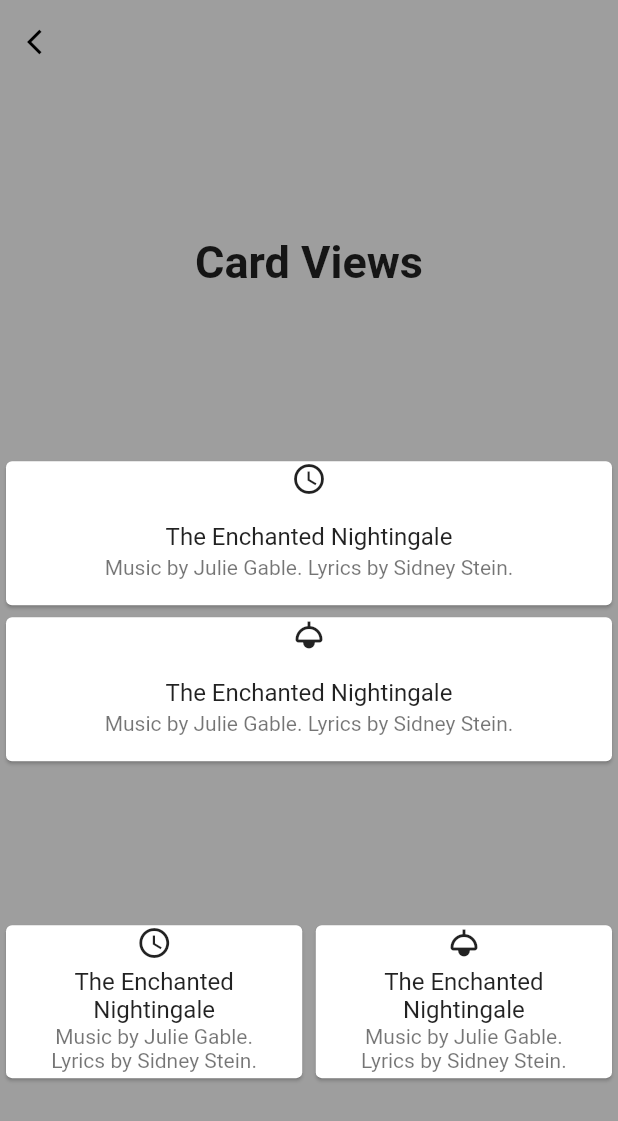
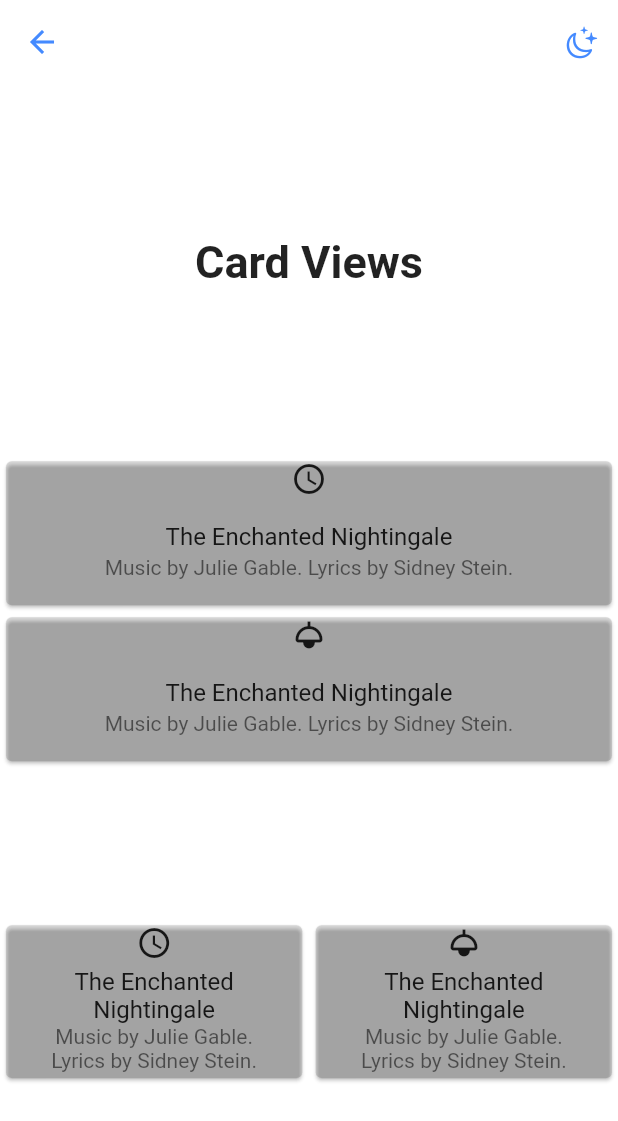
Before and after one commit to mohamed-abdelaziz721/flutter, a Flutter app: the CardView screen opened directly, after a tap on "Card Views", on a phone screen of 412 x 824 dp. Shown: the top 1121 px of the screen. Run offline on Flutter 3.47's test engine with Material 2 defaults, Android fonts, the phone set to English and light mode, and no system bars; our stand-ins replace animated_theme_switcher, image_picker, shared_preferences; accounts and stored records are empty.

Commit message:
finished shared preference on branch - Changed whole app design. [Added Dark Mode to be saved along with user pref].

```diff
--- a/lib/main.dart
+++ b/lib/main.dart
@@ -34,7 +34,7 @@ class MyApp extends StatelessWidget {
           debugShowCheckedModeBanner: false,
           theme: ThemeProvider.of(context),
           title: title,
-          home: const HomePage(),
+          home: HomePage(),
         ),
       ),
     );
--- a/lib/projects/layout_exercise/screens/cardview1.dart
+++ b/lib/projects/layout_exercise/screens/cardview1.dart
@@ -1,32 +1,34 @@
 import 'package:flutter/cupertino.dart';
 import 'package:flutter/material.dart';
-import 'package:flutter/services.dart';
 import 'package:sprints_naid_flutter/projects/layout_exercise/screens/h_v_cardviews1.dart';
+import 'package:sprints_naid_flutter/projects/page_navigation/model/user.dart';
+import 'package:sprints_naid_flutter/projects/page_navigation/utils/user_preferences.dart';
+import 'package:animated_theme_switcher/animated_theme_switcher.dart';
+import 'package:sprints_naid_flutter/projects/page_navigation/widgets/appbar_widget.dart';
 
-
-class CardView extends StatelessWidget {
+class CardView extends StatefulWidget {
   const CardView({Key? key}) : super(key: key);
 
   @override
-  Widget build(BuildContext context) {
-    return Scaffold(
-      resizeToAvoidBottomInset: false,
-      backgroundColor: Colors.white,
-      appBar: AppBar(
-        elevation: 0,
-        systemOverlayStyle: SystemUiOverlayStyle.light,
-        backgroundColor: Colors.white,
-        leading: IconButton(
-          onPressed: () {
-            Navigator.pop(context);
-          },
-          icon: const Icon(Icons.arrow_back_ios,
-            size: 20,
-            color: Colors.black,),
+  _CardView createState() => _CardView();
+}
 
 
-        ),
-      ),
+class _CardView extends State<CardView> {
+  late User user;
+
+  @override
+  void initState() {
+    super.initState();
+
+    user = UserPreferences.getUser();
+  }
+
+  @override
+  Widget build(BuildContext context) => ThemeSwitchingArea(
+    child: Builder(
+      builder: (context) => Scaffold(
+        appBar: buildAppBar(context),
         body: SizedBox(
           height: MediaQuery.of(context).size.height,
           width: double.infinity,
@@ -99,7 +101,7 @@ class CardView extends StatelessWidget {
             ],
           ),
         ),
+      ),
+    ),
   );
 }
-
-}
--- a/lib/projects/layout_exercise/screens/h_v_cardviews1.dart
+++ b/lib/projects/layout_exercise/screens/h_v_cardviews1.dart
@@ -1,33 +1,36 @@
 import 'package:flutter/cupertino.dart';
 import 'package:flutter/material.dart';
-import 'package:flutter/services.dart';
+import 'package:sprints_naid_flutter/projects/page_navigation/model/user.dart';
+import 'package:sprints_naid_flutter/projects/page_navigation/utils/user_preferences.dart';
+import 'package:sprints_naid_flutter/projects/page_navigation/widgets/appbar_widget.dart';
+import 'package:animated_theme_switcher/animated_theme_switcher.dart';
 
-class HVCardView extends StatelessWidget {
+
+class HVCardView extends StatefulWidget {
   const HVCardView({Key? key}) : super(key: key);
+  @override
+  _HVCardView createState() => _HVCardView();
+
+}
+
+class _HVCardView extends State<HVCardView> {
+  late User user;
 
   @override
-  Widget build(BuildContext context) {
-    return Scaffold(
-      resizeToAvoidBottomInset: false,
-      backgroundColor: Colors.white,
-      appBar: AppBar(
-        elevation: 0,
-        systemOverlayStyle: SystemUiOverlayStyle.light,
-        backgroundColor: Colors.grey,
-        leading: IconButton(
-          onPressed: () {
-            Navigator.pop(context);
-          },
-          icon: const Icon(Icons.arrow_back_ios,
-            size: 20,
-            color: Colors.black,),
+  void initState() {
+    super.initState();
 
+    user = UserPreferences.getUser();
+  }
 
-        ),
-      ),
+  @override
+  Widget build(BuildContext context) => ThemeSwitchingArea(
+    child: Builder(
+      builder: (context) => Scaffold(
+        appBar: buildAppBar(context),
         body: Container(
           height: MediaQuery.of(context).size.height,
-        color:Colors.grey,
+          color:Colors.white,
           width: double.infinity,
           child: Column(
             mainAxisAlignment: MainAxisAlignment.spaceBetween,
@@ -47,6 +50,7 @@ class HVCardView extends StatelessWidget {
                     mainAxisAlignment: MainAxisAlignment.spaceAround,
                     children: [
                       Card(
+                        color: Colors.black12,
                         child: Column(
                           mainAxisSize: MainAxisSize.min,
                           children: const <Widget>[
@@ -60,6 +64,7 @@ class HVCardView extends StatelessWidget {
                         ),
                       ),
                       Card(
+                        color: Colors.black12,
                         child: Column(
                           mainAxisSize: MainAxisSize.min,
                           children: const <Widget>[
@@ -82,6 +87,7 @@ class HVCardView extends StatelessWidget {
                     children: [
                       Expanded(child:
                       Card(
+                        color: Colors.black12,
                         child: Column(
                           mainAxisSize: MainAxisSize.min,
                           children: const <Widget>[
@@ -99,6 +105,7 @@ class HVCardView extends StatelessWidget {
                       const VerticalDivider(width: 1.0),
                       Expanded(child:
                       Card(
+                        color: Colors.black12,
                         child: Column(
                           mainAxisSize: MainAxisSize.min,
                           children: const <Widget>[
@@ -124,7 +131,7 @@ class HVCardView extends StatelessWidget {
             ],
           ),
         ),
+      ),
+    ),
   );
 }
-
-}
```
Also changed, not shown: lib/home_page.dart (+55 -35 lines), lib/projects/sign_in_form/screens/sign_in.dart (+26 -21 lines), 5 other files. Lines whose indentation alone changed are shown as unchanged.
